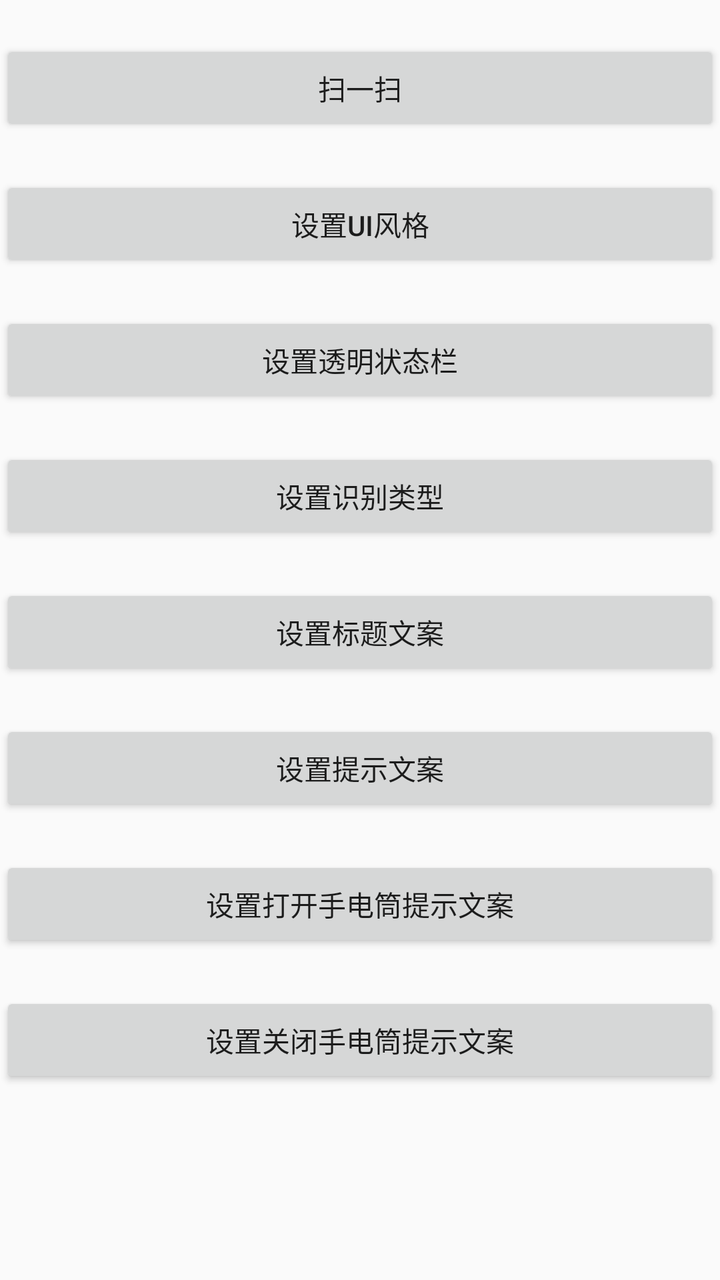
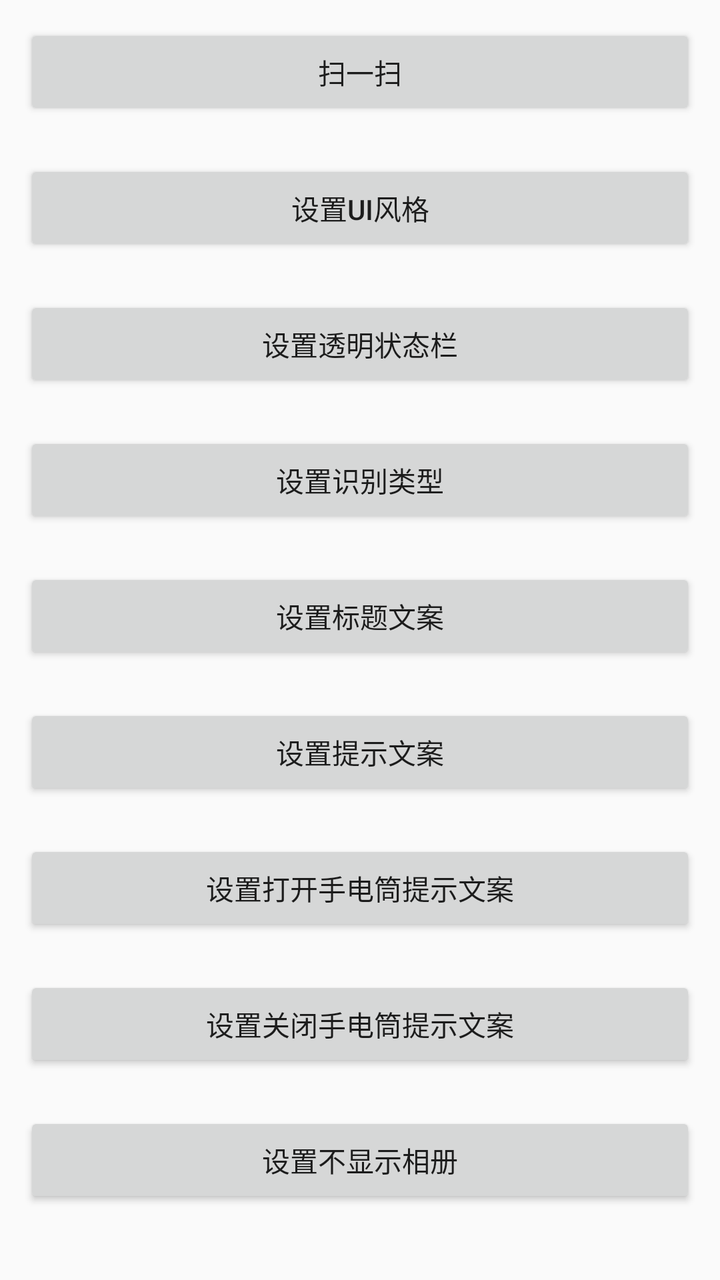

Before-and-after screenshots of an Android layout around one commit, followed by the original layout XML and the change that was made.
<!-- AndroidManifest.xml: another module's application theme AppTheme -->
<!-- res/layout/activity_scan_request.xml -->
<?xml version="1.0" encoding="utf-8"?>
<LinearLayout xmlns:android="http://schemas.android.com/apk/res/android"
    xmlns:app="http://schemas.android.com/apk/res-auto"
    xmlns:tools="http://schemas.android.com/tools"
    android:layout_width="match_parent"
    android:layout_height="match_parent"
    android:layout_marginLeft="12dp"
    android:layout_marginRight="12dp"
    android:orientation="vertical"
    tools:context=".ScanRequestActivity">

    <Button
        android:id="@+id/btn_start_scan"
        android:layout_width="match_parent"
        android:layout_height="wrap_content"
        android:layout_marginTop="20dp"
        android:text="@string/scan_title" />

    <Button
        android:id="@+id/btn_ui_type"
        android:layout_width="match_parent"
        android:layout_height="wrap_content"
        android:layout_marginTop="20dp"
        android:text="@string/setting_scan_style" />

    <Button
        android:id="@+id/btn_translucent_status_bar"
        android:layout_width="match_parent"
        android:layout_height="wrap_content"
        android:layout_marginTop="20dp"
        android:text="@string/transparent_status_bar" />

    <Button
        android:id="@+id/btn_recognize_type"
        android:layout_width="match_parent"
        android:layout_height="wrap_content"
        android:layout_marginTop="20dp"
        android:text="@string/set_scan_type" />

    <Button
        android:id="@+id/btn_title"
        android:layout_width="match_parent"
        android:layout_height="wrap_content"
        android:layout_marginTop="20dp"
        android:text="@string/set_scan_title" />

    <Button
        android:id="@+id/btn_hint"
        android:layout_width="match_parent"
        android:layout_height="wrap_content"
        android:layout_marginTop="20dp"
        android:text="@string/set_Tips_title" />

    <Button
        android:id="@+id/btn_open_torch_text"
        android:layout_width="match_parent"
        android:layout_height="wrap_content"
        android:layout_marginTop="20dp"
        android:text="@string/set_Tips_open_title" />

    <Button
        android:id="@+id/btn_close_torch_text"
        android:layout_width="match_parent"
        android:layout_height="wrap_content"
        android:layout_marginTop="20dp"
        android:text="@string/set_Tips_close_title" />

</LinearLayout>
<!-- resources referenced by this layout -->
<resources>
  <string name="scan_title">扫一扫</string>
  <string name="set_Tips_close_title">设置关闭手电筒提示文案</string>
  <string name="set_Tips_open_title">设置打开手电筒提示文案</string>
  <string name="set_Tips_title">设置提示文案</string>
  <string name="set_scan_title">设置标题文案</string>
  <string name="set_scan_type">设置识别类型</string>
  <string name="setting_scan_style">设置UI风格</string>
  <string name="transparent_status_bar">设置透明状态栏</string>
  <style name="AppTheme" parent="Theme.AppCompat.Light.DarkActionBar" />
</resources>

<!-- the commit's change to res/layout/activity_scan_request.xml (unified diff, before → after) -->
@@ -1,68 +1,77 @@
 <?xml version="1.0" encoding="utf-8"?>
-<LinearLayout xmlns:android="http://schemas.android.com/apk/res/android"
+<ScrollView xmlns:android="http://schemas.android.com/apk/res/android"
     xmlns:app="http://schemas.android.com/apk/res-auto"
     xmlns:tools="http://schemas.android.com/tools"
     android:layout_width="match_parent"
     android:layout_height="match_parent"
-    android:layout_marginLeft="12dp"
-    android:layout_marginRight="12dp"
-    android:orientation="vertical"
+    android:padding="12dp"
     tools:context=".ScanRequestActivity">
 
-    <Button
-        android:id="@+id/btn_start_scan"
+    <LinearLayout
         android:layout_width="match_parent"
         android:layout_height="wrap_content"
-        android:layout_marginTop="20dp"
-        android:text="@string/scan_title" />
+        android:orientation="vertical">
 
-    <Button
-        android:id="@+id/btn_ui_type"
-        android:layout_width="match_parent"
-        android:layout_height="wrap_content"
-        android:layout_marginTop="20dp"
-        android:text="@string/setting_scan_style" />
+        <Button
+            android:id="@+id/btn_start_scan"
+            android:layout_width="match_parent"
+            android:layout_height="wrap_content"
+            android:text="扫一扫" />
 
-    <Button
-        android:id="@+id/btn_translucent_status_bar"
-        android:layout_width="match_parent"
-        android:layout_height="wrap_content"
-        android:layout_marginTop="20dp"
-        android:text="@string/transparent_status_bar" />
+        <Button
+            android:id="@+id/btn_ui_type"
+            android:layout_width="match_parent"
+            android:layout_height="wrap_content"
+            android:layout_marginTop="20dp"
+            android:text="设置UI风格" />
 
-    <Button
-        android:id="@+id/btn_recognize_type"
-        android:layout_width="match_parent"
-        android:layout_height="wrap_content"
-        android:layout_marginTop="20dp"
-        android:text="@string/set_scan_type" />
+        <Button
+            android:id="@+id/btn_translucent_status_bar"
+            android:layout_width="match_parent"
+            android:layout_height="wrap_content"
+            android:layout_marginTop="20dp"
+            android:text="设置透明状态栏" />
 
-    <Button
-        android:id="@+id/btn_title"
-        android:layout_width="match_parent"
-        android:layout_height="wrap_content"
-        android:layout_marginTop="20dp"
-        android:text="@string/set_scan_title" />
+        <Button
+            android:id="@+id/btn_recognize_type"
+            android:layout_width="match_parent"
+            android:layout_height="wrap_content"
+            android:layout_marginTop="20dp"
+            android:text="设置识别类型" />
 
-    <Button
-        android:id="@+id/btn_hint"
-        android:layout_width="match_parent"
-        android:layout_height="wrap_content"
-        android:layout_marginTop="20dp"
-        android:text="@string/set_Tips_title" />
+        <Button
+            android:id="@+id/btn_title"
+            android:layout_width="match_parent"
+            android:layout_height="wrap_content"
+            android:layout_marginTop="20dp"
+            android:text="设置标题文案" />
 
-    <Button
-        android:id="@+id/btn_open_torch_text"
-        android:layout_width="match_parent"
-        android:layout_height="wrap_content"
-        android:layout_marginTop="20dp"
-        android:text="@string/set_Tips_open_title" />
+        <Button
+            android:id="@+id/btn_hint"
+            android:layout_width="match_parent"
+            android:layout_height="wrap_content"
+            android:layout_marginTop="20dp"
+            android:text="设置提示文案" />
 
-    <Button
-        android:id="@+id/btn_close_torch_text"
-        android:layout_width="match_parent"
-        android:layout_height="wrap_content"
-        android:layout_marginTop="20dp"
-        android:text="@string/set_Tips_close_title" />
+        <Button
+            android:id="@+id/btn_open_torch_text"
+            android:layout_width="match_parent"
+            android:layout_height="wrap_content"
+            android:layout_marginTop="20dp"
+            android:text="设置打开手电筒提示文案" />
 
-</LinearLayout>
+        <Button
+            android:id="@+id/btn_close_torch_text"
+            android:layout_width="match_parent"
+            android:layout_height="wrap_content"
+            android:layout_marginTop="20dp"
+            android:text="设置关闭手电筒提示文案" />
+
+        <Button
+            android:id="@+id/btn_hide_album"
+            android:layout_width="match_parent"
+            android:layout_height="wrap_content"
+            android:layout_marginTop="20dp"
+            android:text="设置不显示相册" />
+    </LinearLayout>
+</ScrollView>
<!-- resource entries referenced after the edit -->
@@ -1,13 +1,13 @@
 <!-- resources referenced by this layout -->
 <resources>
-  <string name="scan_title">扫一扫</string>
-  <string name="set_Tips_close_title">设置关闭手电筒提示文案</string>
-  <string name="set_Tips_open_title">设置打开手电筒提示文案</string>
-  <string name="set_Tips_title">设置提示文案</string>
-  <string name="set_scan_title">设置标题文案</string>
-  <string name="set_scan_type">设置识别类型</string>
-  <string name="setting_scan_style">设置UI风格</string>
-  <string name="transparent_status_bar">设置透明状态栏</string>
-  <style name="AppTheme" parent="Theme.AppCompat.Light.DarkActionBar" />
+  <style name="AppTheme" parent="Theme.AppCompat.Light.DarkActionBar">
+          
+          <item name="colorPrimary">@color/colorPrimary</item>
+          <item name="colorPrimaryDark">@color/colorPrimaryDark</item>
+          <item name="colorAccent">@color/colorAccent</item>
+      </style>
+  <color name="colorPrimary">#1976d2</color>
+  <color name="colorPrimaryDark">#1976d2</color>
+  <color name="colorAccent">#03DAC5</color>
 </resources>
 
